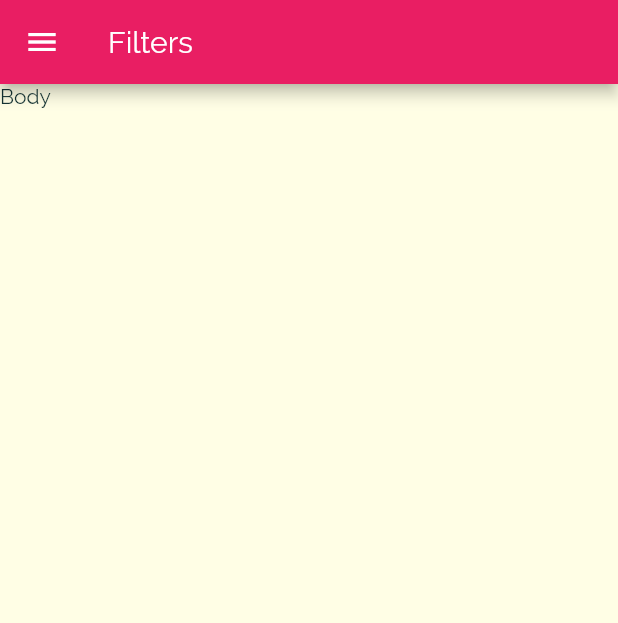
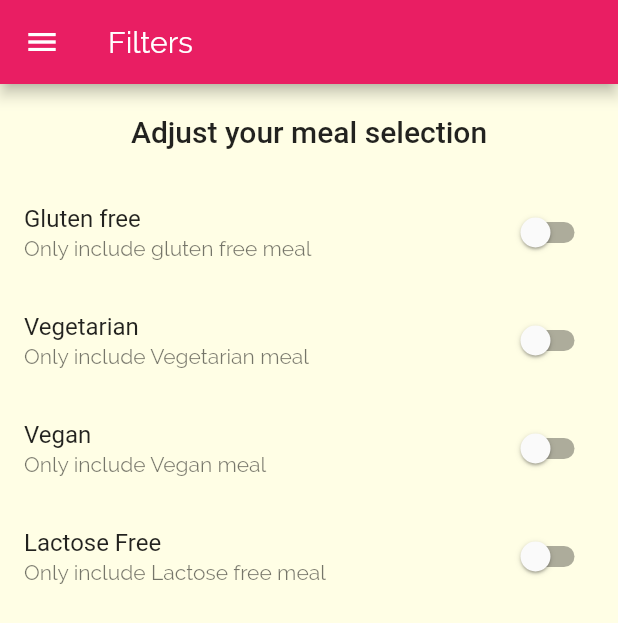
Before and after one commit to sahyun1/meals, a Flutter app: the FiltersScreen screen opened by its route, on a phone screen of 412 x 824 dp. Shown: the top 623 px of the screen. Run offline on Flutter 3.47's test engine with Material 2 defaults, Android fonts, the phone set to English and light mode, and no system bars.

Commit message:
added filtering switches

```diff
--- a/lib/screens/filters.screen.dart
+++ b/lib/screens/filters.screen.dart
@@ -1,17 +1,75 @@
 import 'package:flutter/material.dart';
 import 'package:flutter_complete_guide/widgets/main_drawer.dart';
 
-class FiltersScreen extends StatelessWidget {
+class FiltersScreen extends StatefulWidget {
   static const ROUTE_NAME = '/filters';
+
+  @override
+  _FiltersScreenState createState() => _FiltersScreenState();
+}
+
+class _FiltersScreenState extends State<FiltersScreen> {
+  var isGlutenFree = false;
+  var isVegan = false;
+  var isVegetarian = false;
+  var isLactoseFree = false;
+
+  Widget buildSwitchListTitle(
+      String title, String subTitle, bool variable, Function changeValue) {
+    return SwitchListTile(
+        title: Text(title),
+        subtitle: Text(subTitle),
+        value: variable,
+        onChanged: changeValue);
+  }
 
   @override
   Widget build(BuildContext context) {
     return Scaffold(
-      appBar: AppBar(
-        title: const Text('Filters'),
-      ),
-      drawer: const MainDrawer(),
-      body: Text('Body'),
-    );
+        appBar: AppBar(
+          title: const Text('Filters'),
+        ),
+        drawer: const MainDrawer(),
+        body: Column(
+          children: [
+            Container(
+              padding: EdgeInsets.all(20),
+              child: Text(
+                'Adjust your meal selection',
+                style: Theme.of(context).textTheme.title,
+              ),
+            ),
+            Expanded(
+                child: ListView(
+              children: [
+                buildSwitchListTitle('Gluten free',
+                    'Only include gluten free meal', isGlutenFree, (newVal) {
+                  setState(() {
+                    isGlutenFree = newVal;
+                  });
+                }),
+                buildSwitchListTitle(
+                    'Vegetarian', 'Only include Vegetarian meal', isVegetarian,
+                    (newVal) {
+                  setState(() {
+                    isVegetarian = newVal;
+                  });
+                }),
+                buildSwitchListTitle(
+                    'Vegan', 'Only include Vegan meal', isVegan, (newVal) {
+                  setState(() {
+                    isVegan = newVal;
+                  });
+                }),
+                buildSwitchListTitle('Lactose Free',
+                    'Only include Lactose free meal', isLactoseFree, (newVal) {
+                  setState(() {
+                    isLactoseFree = newVal;
+                  });
+                }),
+              ],
+            ))
+          ],
+        ));
   }
 }
```
